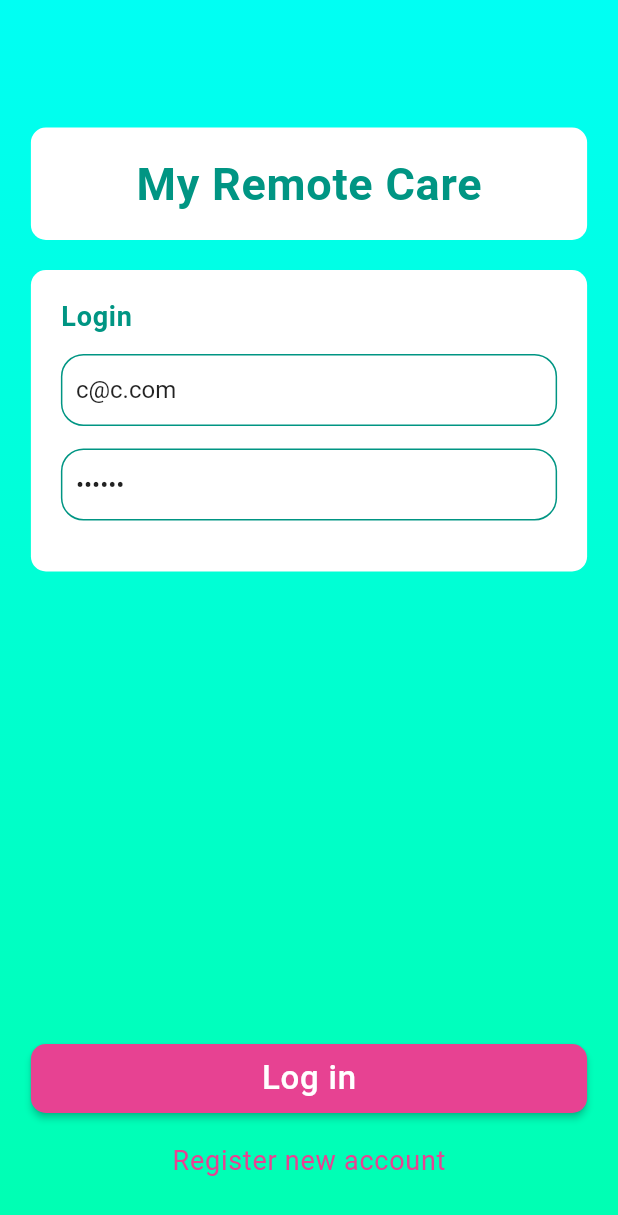
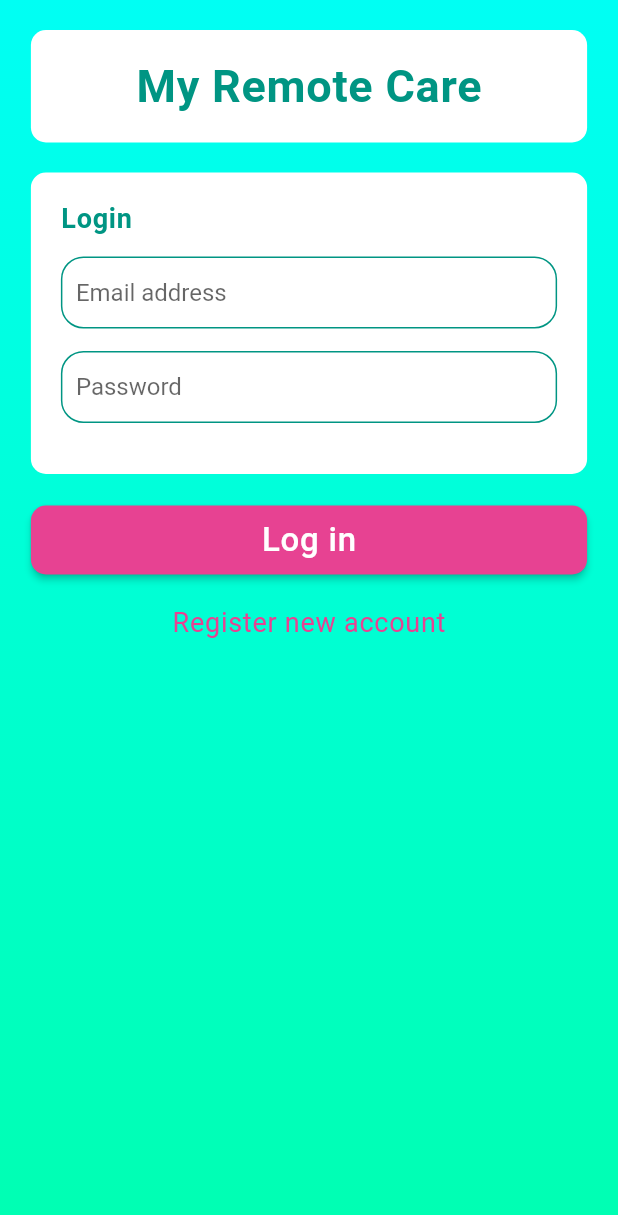
Before and after one commit to matbujnowicz/my-remote-care, a Flutter app: the screen it shows after launch, on a phone screen of 412 x 824 dp. Shown: the top 1215 px of the screen. Run offline on Flutter 3.47's test engine with Material 2 defaults, Android fonts, the phone set to English and light mode, and no system bars; our stand-ins replace cloud_firestore, firebase_auth, flutter_datetime_picker; accounts and stored records are empty.

Commit message:
keyboard fix for login and register screens

```diff
--- a/lib/screens/authentication/login_screen.dart
+++ b/lib/screens/authentication/login_screen.dart
@@ -25,13 +25,6 @@ class _LoginScreenScreenState extends State<LoginScreen> {
   bool buttonEnabled = true;
 
   @override
-  void initState() {
-    _emailController.text = "c@c.com";
-    _passwordController.text = "123456";
-    super.initState();
-  }
-
-  @override
   Widget build(BuildContext context) {
     final screenWidth = MediaQuery.of(context).size.width;
     final screenHeight = MediaQuery.of(context).size.height;
@@ -47,10 +40,18 @@ class _LoginScreenScreenState extends State<LoginScreen> {
           ),
           Container(
             width: screenWidth,
+            height: screenHeight,
             child: Column(
-              crossAxisAlignment: CrossAxisAlignment.center,
               children: <Widget>[
-                CardDefault(
+                Container(
+                  height:
+                      screenHeight - MediaQuery.of(context).viewInsets.bottom,
+                  width: screenWidth * 0.9,
+                  child: ListView.builder(
+                    itemCount: 3,
+                    itemBuilder: (BuildContext context, int index) {
+                      if (index == 0)
+                        return CardDefault(
                           child: Align(
                             alignment: Alignment.center,
                             child: Text(
@@ -58,21 +59,15 @@ class _LoginScreenScreenState extends State<LoginScreen> {
                               style: greenBoldFont.copyWith(fontSize: 30),
                             ),
                           ),
-                  margin: const EdgeInsets.only(top: 85),
-                ),
-                _buildLoginCard(),
-              ],
-            ),
-          ),
-          Positioned(
-            bottom: 0,
-            child: Container(
-              width: screenWidth,
-              child: Column(
+                          margin: const EdgeInsets.only(top: 20),
+                        );
+                      if (index == 1) return _buildLoginCard();
+                      if (index == 2)
+                        return Column(
                           crossAxisAlignment: CrossAxisAlignment.center,
                           children: <Widget>[
                             Container(
-                    margin: const EdgeInsets.only(bottom: 20),
+                              margin: const EdgeInsets.symmetric(vertical: 20),
                               child: PrimaryButton(
                                 text: "Log in",
                                 onPressed: buttonEnabled ? signIn : null,
@@ -88,7 +83,12 @@ class _LoginScreenScreenState extends State<LoginScreen> {
                               ),
                             ),
                           ],
+                        );
+                      return Container();
+                    },
                   ),
+                ),
+              ],
             ),
           )
         ],
@@ -150,9 +150,11 @@ class _LoginScreenScreenState extends State<LoginScreen> {
       setMessage("Wrong user");
     } else {
       if (user.isCaregiver())
-        Navigator.pushNamed(context, "/caregiverPanel", arguments: user);
+        Navigator.pushReplacementNamed(context, "/caregiverPanel",
+            arguments: user);
       else
-        Navigator.pushNamed(context, "/supervisorPanel", arguments: user);
+        Navigator.pushReplacementNamed(context, "/supervisorPanel",
+            arguments: user);
     }
   }
 
@@ -162,4 +164,8 @@ class _LoginScreenScreenState extends State<LoginScreen> {
       message = newMessage;
     });
   }
+
+  bool isKeyboardOn(BuildContext context) {
+    return (MediaQuery.of(context).viewInsets.bottom > 0);
   }
+}
--- a/lib/screens/caregiver/supervisor_screen.dart
+++ b/lib/screens/caregiver/supervisor_screen.dart
@@ -132,9 +132,6 @@ class _SupervisorScreenState extends State<SupervisorScreen> {
         message = "This email does not belong to a supervisor";
       });
     } else {
-      setState(() {
-        message = "Supervisor saved";
-      });
       await UserModel.updateUser(widget.user.userId, {
         "supervisorId": supervisorUser.userId,
         "patientId": supervisorUser.patientId
```
Also changed, not shown: lib/screens/authentication/register_screen.dart (+22 -15 lines). Lines whose indentation alone changed are shown as unchanged.
